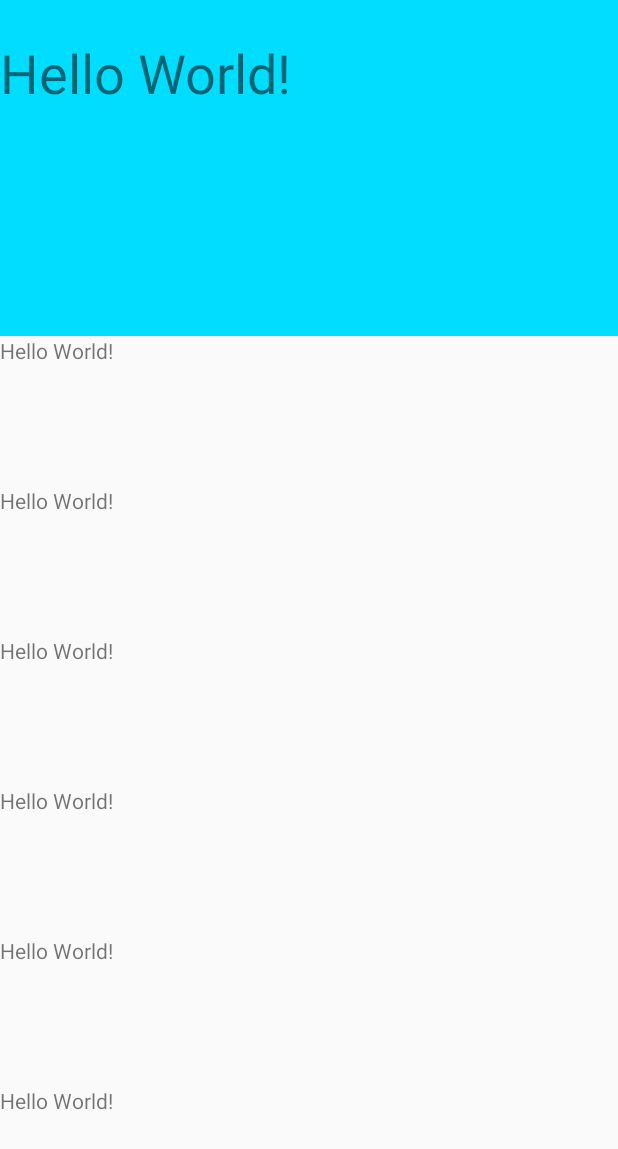
After one commit to Gaojianan2016/StatusBarUtils, an Android app: the Main2Activity screen opened directly, with no data from a screen before it, on a phone screen of 412 x 824 dp. The commit adds this screen. Shown: the top 1149 px of the screen. Run offline under Robolectric (Android 15) with nearby library versions, the phone set to English and light mode, and no system bars.

Commit message:
设置StatusBar侧滑效果优化 现在可以直接使用BarView了 自带宽度为屏幕宽度，高度为StatusBar高度

```diff
--- a/app/build.gradle
+++ b/app/build.gradle
@@ -27,5 +27,5 @@ dependencies {
     androidTestImplementation 'com.android.support.test.espresso:espresso-core:3.0.2'
     implementation project(':statusbarlibrary')
     implementation 'com.android.support:support-v4:27.1.1'
-//    implementation 'com.github.Gaojianan2016:StatusBarUtils:1.0.1'
+    implementation 'com.android.support:design:27.1.1'
 }
--- a/app/src/main/AndroidManifest.xml
+++ b/app/src/main/AndroidManifest.xml
@@ -16,6 +16,8 @@
                 <category android:name="android.intent.category.LAUNCHER" />
             </intent-filter>
         </activity>
+        <activity android:name=".Main2Activity" />
+        <activity android:name=".Main3Activity"></activity>
     </application>
 
 </manifest>
--- /dev/null
+++ b/app/src/main/java/com/gjn/statusbarutils/Main2Activity.java
@@ -0,0 +1,42 @@
+package com.gjn.statusbarutils;
+
+import android.graphics.Color;
+import android.os.Bundle;
+import android.support.v4.widget.NestedScrollView;
+import android.support.v7.app.AppCompatActivity;
+
+import com.gjn.statusbarlibrary.BarView;
+import com.gjn.statusbarlibrary.StatusBarUtils;
+
+public class Main2Activity extends AppCompatActivity {
+
+    private BarView bv_main2;
+    private NestedScrollView nsv_main2;
+    private int h;
+
+    @Override
+    protected void onCreate(Bundle savedInstanceState) {
+        super.onCreate(savedInstanceState);
+        setContentView(R.layout.activity_main2);
+
+        bv_main2 = findViewById(R.id.bv_main2);
+        nsv_main2 = findViewById(R.id.nsv_main2);
+
+        StatusBarUtils.statusBarMode(this);
+        StatusBarUtils.setContentViewFitsSystemWindows(this, true);
+
+        h = (int) (getResources().getDisplayMetrics().density * 200);
+
+        nsv_main2.setOnScrollChangeListener(new NestedScrollView.OnScrollChangeListener() {
+            @Override
+            public void onScrollChange(NestedScrollView v, int scrollX, int scrollY, int oldScrollX, int oldScrollY) {
+                if (scrollY > h) {
+                    bv_main2.setBackgroundColor(Color.parseColor("#ffb2b2b2"));
+                } else {
+                    bv_main2.setBackgroundColor(Color.parseColor("#ff00ddff"));
+                }
+            }
+        });
+
+    }
+}
--- /dev/null
+++ b/app/src/main/res/layout/activity_main2.xml
@@ -0,0 +1,108 @@
+<?xml version="1.0" encoding="utf-8"?>
+<android.support.v4.widget.DrawerLayout
+    xmlns:android="http://schemas.android.com/apk/res/android"
+    xmlns:app="http://schemas.android.com/apk/res-auto"
+    xmlns:tools="http://schemas.android.com/tools"
+    android:id="@+id/dl_main2"
+    android:layout_width="match_parent"
+    android:layout_height="match_parent">
+
+    <LinearLayout
+        android:orientation="vertical"
+        android:layout_width="match_parent"
+        android:layout_height="match_parent">
+
+        <com.gjn.statusbarlibrary.BarView
+            android:id="@+id/bv_main2"
+            android:background="@android:color/holo_blue_bright"
+            android:layout_width="match_parent"
+            android:layout_height="wrap_content" />
+
+        <android.support.v4.widget.NestedScrollView
+            android:id="@+id/nsv_main2"
+            android:layout_width="match_parent"
+            android:layout_height="match_parent">
+
+            <LinearLayout
+                android:id="@+id/ll_main2"
+                android:orientation="vertical"
+                android:layout_width="match_parent"
+                android:layout_height="wrap_content">
+
+                <TextView
+                    android:layout_width="match_parent"
+                    android:layout_height="200dp"
+                    android:textSize="36sp"
+                    android:text="Hello World!"
+                    android:background="@android:color/holo_blue_bright"/>
+
+                <TextView
+                    android:layout_width="match_parent"
+                    android:layout_height="100dp"
+                    android:text="Hello World!" />
+
+                <TextView
+                    android:layout_width="match_parent"
+                    android:layout_height="100dp"
+                    android:text="Hello World!" />
+
+                <TextView
+                    android:layout_width="match_parent"
+                    android:layout_height="100dp"
+                    android:text="Hello World!" />
+
+                <TextView
+                    android:layout_width="match_parent"
+                    android:layout_height="100dp"
+                    android:text="Hello World!" />
+
+                <TextView
+                    android:layout_width="match_parent"
+                    android:layout_height="100dp"
+                    android:text="Hello World!" />
+
+                <TextView
+                    android:layout_width="match_parent"
+                    android:layout_height="100dp"
+                    android:text="Hello World!" />
+
+                <TextView
+                    android:layout_width="match_parent"
+                    android:layout_height="100dp"
+                    android:text="Hello World!" />
+
+                <TextView
+                    android:layout_width="match_parent"
+                    android:layout_height="100dp"
+                    android:text="Hello World!" />
+
+                <TextView
+                    android:layout_width="match_parent"
+                    android:layout_height="100dp"
+                    android:text="Hello World!" />
+
+                <TextView
+                    android:layout_width="match_parent"
+                    android:layout_height="100dp"
+                    android:text="Hello World!" />
+
+                <TextView
+                    android:layout_width="match_parent"
+                    android:layout_height="100dp"
+                    android:text="Hello World!" />
+
+            </LinearLayout>
+
+        </android.support.v4.widget.NestedScrollView>
+
+    </LinearLayout>
+
+
+    <android.support.design.widget.NavigationView
+        android:id="@+id/nv_main2"
+        android:layout_width="wrap_content"
+        android:layout_height="match_parent"
+        android:layout_gravity="start"
+        app:headerLayout="@layout/header_layout" />
+
+</android.support.v4.widget.DrawerLayout>
--- a/statusbarlibrary/build.gradle
+++ b/statusbarlibrary/build.gradle
@@ -24,6 +24,5 @@ android {
 
 dependencies {
     implementation fileTree(dir: 'libs', include: ['*.jar'])
-
     implementation 'com.android.support:appcompat-v7:27.1.1'
 }
--- a/statusbarlibrary/src/main/java/com/gjn/statusbarlibrary/BarView.java
+++ b/statusbarlibrary/src/main/java/com/gjn/statusbarlibrary/BarView.java
@@ -1,6 +1,8 @@
 package com.gjn.statusbarlibrary;
 
 import android.content.Context;
+import android.support.annotation.Nullable;
+import android.util.AttributeSet;
 import android.view.View;
 
 /**
@@ -8,7 +10,19 @@ import android.view.View;
  */
 
 public class BarView extends View {
+
     public BarView(Context context) {
-        super(context);
+        this(context, null);
+    }
+
+    public BarView(Context context, @Nullable AttributeSet attrs) {
+        super(context, attrs);
+    }
+
+    @Override
+    protected void onMeasure(int widthMeasureSpec, int heightMeasureSpec) {
+        int w = getResources().getDisplayMetrics().widthPixels;
+        int h = StatusBarUtils.getStatusBarHeight(getContext());
+        setMeasuredDimension(w, h);
     }
 }
```
Also changed, not shown: app/src/main/java/com/gjn/statusbarutils/Main3Activity.java (added, +19 -0 lines), app/src/main/java/com/gjn/statusbarutils/MainActivity.java (+17 -4 lines), app/src/main/res/layout/activity_main.xml (+11 -0 lines), app/src/main/res/layout/activity_main3.xml (added, +99 -0 lines), app/src/main/res/layout/header2_layout.xml (added, +19 -0 lines), app/src/main/res/layout/header_layout.xml (added, +28 -0 lines), statusbarlibrary/src/main/java/com/gjn/statusbarlibrary/StatusBarUtils.java (+29 -29 lines), 1 other file.
